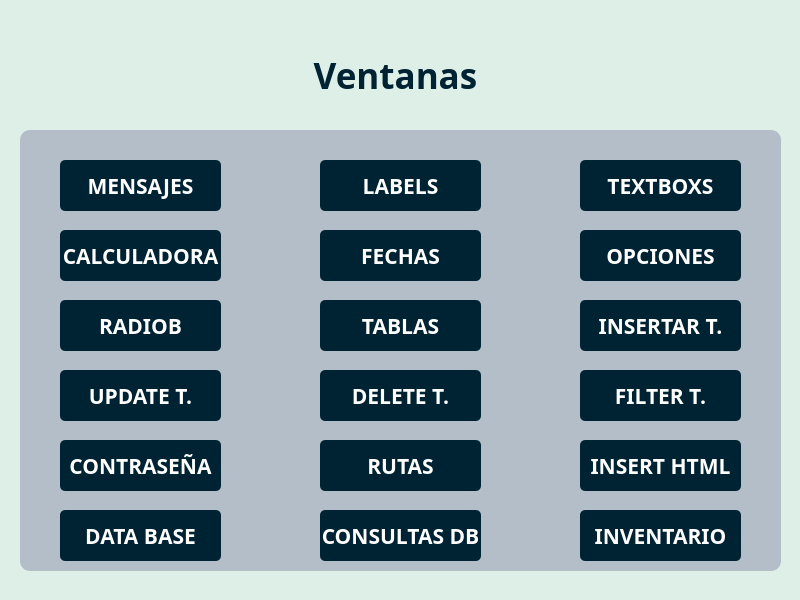
eldaniell01/windows_python, file interfaz/MainWindow.ui: the form before one commit.
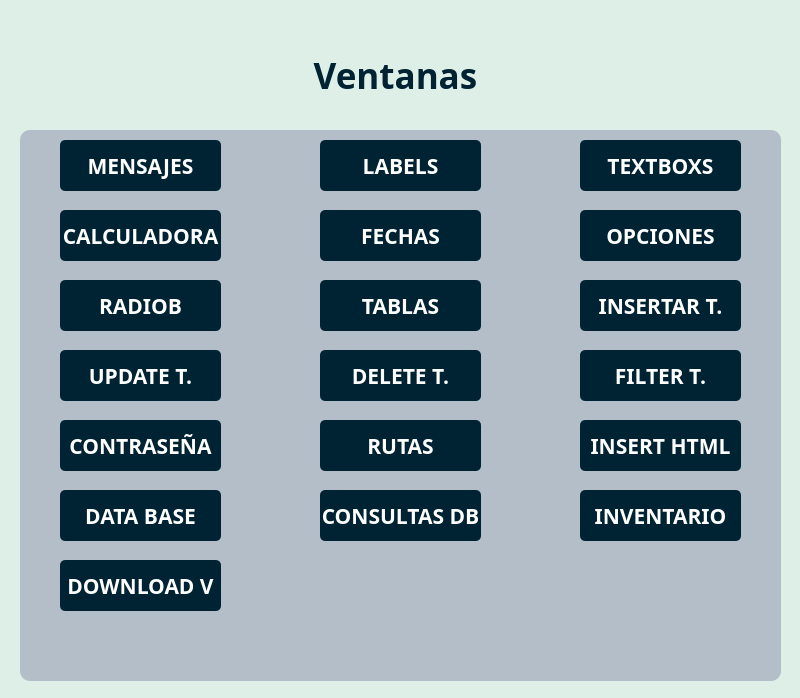
The form after the commit.

```diff
--- a/interfaz/MainWindow.ui
+++ b/interfaz/MainWindow.ui
@@ -7,7 +7,7 @@
     <x>0</x>
     <y>0</y>
     <width>800</width>
-    <height>600</height>
+    <height>698</height>
    </rect>
   </property>
   <property name="minimumSize">
@@ -19,7 +19,7 @@
   <property name="maximumSize">
    <size>
     <width>800</width>
-    <height>600</height>
+    <height>700</height>
    </size>
   </property>
   <property name="windowTitle">
@@ -58,7 +58,7 @@
      <x>20</x>
      <y>130</y>
      <width>761</width>
-     <height>441</height>
+     <height>551</height>
     </rect>
    </property>
    <property name="minimumSize">
@@ -70,7 +70,7 @@
    <property name="maximumSize">
     <size>
      <width>761</width>
-     <height>441</height>
+     <height>551</height>
     </size>
    </property>
    <property name="focusPolicy">
@@ -90,7 +90,7 @@
     <property name="geometry">
      <rect>
       <x>40</x>
-      <y>30</y>
+      <y>10</y>
       <width>161</width>
       <height>51</height>
      </rect>
@@ -121,7 +121,7 @@
     <property name="geometry">
      <rect>
       <x>300</x>
-      <y>30</y>
+      <y>10</y>
       <width>161</width>
       <height>51</height>
      </rect>
@@ -152,7 +152,7 @@
     <property name="geometry">
      <rect>
       <x>560</x>
-      <y>30</y>
+      <y>10</y>
       <width>161</width>
       <height>51</height>
      </rect>
@@ -183,7 +183,7 @@
     <property name="geometry">
      <rect>
       <x>40</x>
-      <y>100</y>
+      <y>80</y>
       <width>161</width>
       <height>51</height>
      </rect>
@@ -214,7 +214,7 @@
     <property name="geometry">
      <rect>
       <x>300</x>
-      <y>100</y>
+      <y>80</y>
       <width>161</width>
       <height>51</height>
      </rect>
@@ -245,7 +245,7 @@
     <property name="geometry">
      <rect>
       <x>560</x>
-      <y>100</y>
+      <y>80</y>
       <width>161</width>
       <height>51</height>
      </rect>
@@ -276,7 +276,7 @@
     <property name="geometry">
      <rect>
       <x>40</x>
-      <y>170</y>
+      <y>150</y>
       <width>161</width>
       <height>51</height>
      </rect>
@@ -307,7 +307,7 @@
     <property name="geometry">
      <rect>
       <x>300</x>
-      <y>170</y>
+      <y>150</y>
       <width>161</width>
       <height>51</height>
      </rect>
@@ -338,7 +338,7 @@
     <property name="geometry">
      <rect>
       <x>560</x>
-      <y>170</y>
+      <y>150</y>
       <width>161</width>
       <height>51</height>
      </rect>
@@ -369,7 +369,7 @@
     <property name="geometry">
      <rect>
       <x>40</x>
-      <y>240</y>
+      <y>220</y>
       <width>161</width>
       <height>51</height>
      </rect>
@@ -400,7 +400,7 @@
     <property name="geometry">
      <rect>
       <x>300</x>
-      <y>240</y>
+      <y>220</y>
       <width>161</width>
       <height>51</height>
      </rect>
@@ -431,7 +431,7 @@
     <property name="geometry">
      <rect>
       <x>560</x>
-      <y>240</y>
+      <y>220</y>
       <width>161</width>
       <height>51</height>
      </rect>
@@ -462,7 +462,7 @@
     <property name="geometry">
      <rect>
       <x>40</x>
-      <y>310</y>
+      <y>290</y>
       <width>161</width>
       <height>51</height>
      </rect>
@@ -493,7 +493,7 @@
     <property name="geometry">
      <rect>
       <x>300</x>
-      <y>310</y>
+      <y>290</y>
       <width>161</width>
       <height>51</height>
      </rect>
@@ -524,7 +524,7 @@
     <property name="geometry">
      <rect>
       <x>560</x>
-      <y>310</y>
+      <y>290</y>
       <width>161</width>
       <height>51</height>
      </rect>
@@ -555,7 +555,7 @@
     <property name="geometry">
      <rect>
       <x>40</x>
-      <y>380</y>
+      <y>360</y>
       <width>161</width>
       <height>51</height>
      </rect>
@@ -586,7 +586,7 @@
     <property name="geometry">
      <rect>
       <x>300</x>
-      <y>380</y>
+      <y>360</y>
       <width>161</width>
       <height>51</height>
      </rect>
@@ -617,7 +617,7 @@
     <property name="geometry">
      <rect>
       <x>560</x>
-      <y>380</y>
+      <y>360</y>
       <width>161</width>
       <height>51</height>
      </rect>
@@ -644,6 +644,37 @@
      <string>INVENTARIO</string>
     </property>
    </widget>
+   <widget class="QPushButton" name="btnyoutube">
+    <property name="geometry">
+     <rect>
+      <x>40</x>
+      <y>430</y>
+      <width>161</width>
+      <height>51</height>
+     </rect>
+    </property>
+    <property name="font">
+     <font>
+      <family>Hack Nerd Font Mono</family>
+      <pointsize>16</pointsize>
+      <bold>true</bold>
+     </font>
+    </property>
+    <property name="cursor">
+     <cursorShape>PointingHandCursor</cursorShape>
+    </property>
+    <property name="mouseTracking">
+     <bool>false</bool>
+    </property>
+    <property name="styleSheet">
+     <string notr="true">background-color: rgb(0, 35, 51);
+border-radius: 5px;
+color: rgb(255, 255, 255);</string>
+    </property>
+    <property name="text">
+     <string>DOWNLOAD V</string>
+    </property>
+   </widget>
   </widget>
  </widget>
  <resources/>
```
